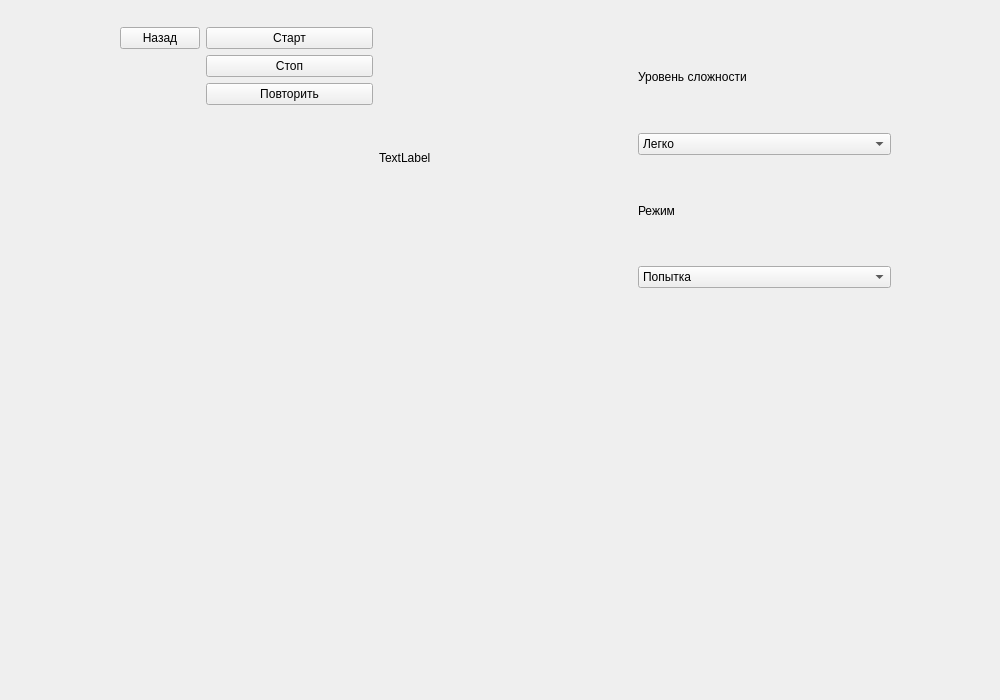
Qt form src/gui/exercises/exercisewithtileswidget.ui (TFed555/music_trainer) before a commit.
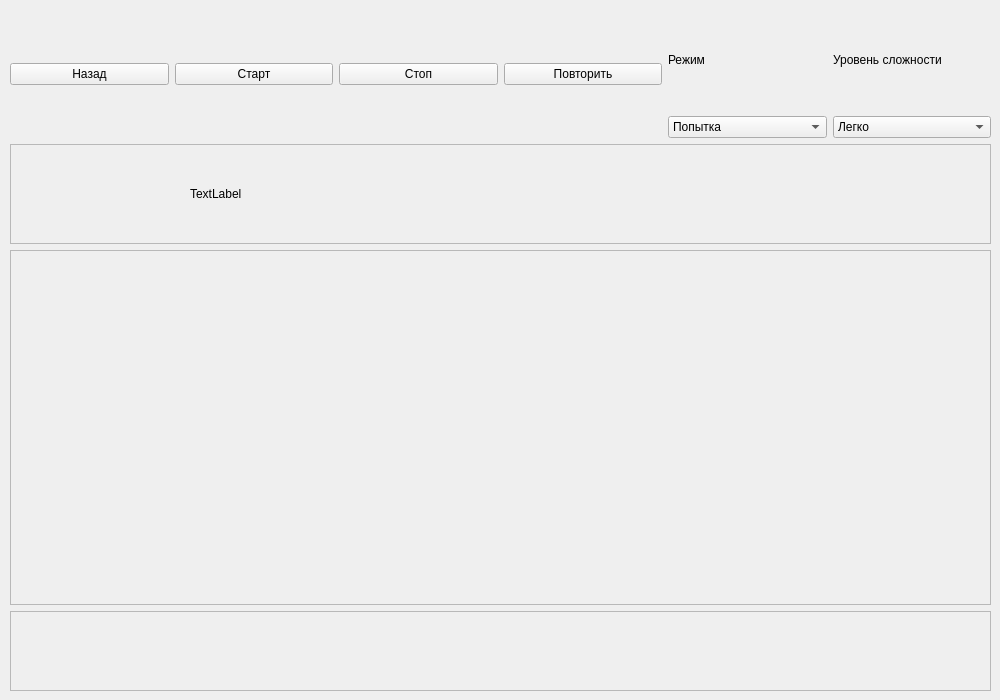
The same form after that commit.

What changed in the file:
```diff
--- a/src/gui/exercises/exercisewithtileswidget.ui
+++ b/src/gui/exercises/exercisewithtileswidget.ui
@@ -13,129 +13,206 @@
   <property name="windowTitle">
    <string>Form</string>
   </property>
-  <widget class="QWidget" name="horizontalLayoutWidget">
+  <widget class="QWidget" name="verticalLayoutWidget">
    <property name="geometry">
     <rect>
-     <x>120</x>
-     <y>300</y>
-     <width>771</width>
-     <height>181</height>
+     <x>10</x>
+     <y>10</y>
+     <width>981</width>
+     <height>681</height>
     </rect>
    </property>
-   <layout class="QHBoxLayout" name="horizontalLayout"/>
-  </widget>
-  <widget class="QLabel" name="tipLabel">
-   <property name="geometry">
-    <rect>
-     <x>320</x>
-     <y>580</y>
-     <width>311</width>
-     <height>20</height>
-    </rect>
-   </property>
-   <property name="text">
-    <string/>
-   </property>
-  </widget>
-  <widget class="QWidget" name="horizontalLayoutWidget_2">
-   <property name="geometry">
-    <rect>
-     <x>120</x>
-     <y>27</y>
-     <width>771</width>
-     <height>261</height>
-    </rect>
-   </property>
-   <layout class="QHBoxLayout" name="horizontalLayout_2">
+   <layout class="QVBoxLayout" name="verticalLayout_7">
     <item>
-     <layout class="QFormLayout" name="formLayout">
-      <item row="0" column="0">
-       <widget class="QPushButton" name="backBtn">
-        <property name="text">
-         <string>Назад</string>
-        </property>
-       </widget>
-      </item>
-      <item row="0" column="1">
-       <layout class="QVBoxLayout" name="manageLayout">
+     <layout class="QHBoxLayout" name="manageLayout">
+      <item>
+       <layout class="QHBoxLayout" name="horizontalLayout_5">
         <item>
-         <widget class="QPushButton" name="startBtn">
+         <widget class="QPushButton" name="backBtn">
           <property name="text">
-           <string>Старт</string>
+           <string>Назад</string>
           </property>
          </widget>
         </item>
-        <item>
-         <widget class="QPushButton" name="stopBtn">
-          <property name="text">
-           <string>Стоп</string>
-          </property>
-         </widget>
-        </item>
-        <item>
-         <widget class="QPushButton" name="replayBtn">
-          <property name="text">
-           <string>Повторить</string>
-          </property>
-         </widget>
-        </item>
        </layout>
       </item>
-     </layout>
-    </item>
-    <item>
-     <widget class="QLabel" name="descriptionLabel">
-      <property name="text">
-       <string>TextLabel</string>
-      </property>
-     </widget>
-    </item>
-    <item>
-     <layout class="QVBoxLayout" name="verticalLayout">
       <item>
-       <widget class="QLabel" name="difficultyLabel">
+       <widget class="QPushButton" name="startBtn">
         <property name="text">
-         <string>Уровень сложности</string>
+         <string>Старт</string>
         </property>
        </widget>
       </item>
       <item>
-       <widget class="QComboBox" name="difficultyBox">
-        <item>
-         <property name="text">
-          <string>Легко</string>
-         </property>
-        </item>
-        <item>
-         <property name="text">
-          <string>Сложно</string>
-         </property>
-        </item>
+       <widget class="QPushButton" name="stopBtn">
+        <property name="text">
+         <string>Стоп</string>
+        </property>
        </widget>
       </item>
       <item>
-       <widget class="QLabel" name="modeLabel">
+       <widget class="QPushButton" name="replayBtn">
         <property name="text">
-         <string>Режим</string>
+         <string>Повторить</string>
         </property>
        </widget>
       </item>
       <item>
-       <widget class="QComboBox" name="modeBox">
+       <layout class="QVBoxLayout" name="verticalLayout_4">
         <item>
-         <property name="text">
-          <string>Попытка</string>
-         </property>
+         <widget class="QLabel" name="modeLabel">
+          <property name="maximumSize">
+           <size>
+            <width>16777215</width>
+            <height>100</height>
+           </size>
+          </property>
+          <property name="text">
+           <string>Режим</string>
+          </property>
+         </widget>
         </item>
         <item>
-         <property name="text">
-          <string>Ввод</string>
-         </property>
+         <widget class="QComboBox" name="modeBox">
+          <item>
+           <property name="text">
+            <string>Попытка</string>
+           </property>
+          </item>
+          <item>
+           <property name="text">
+            <string>Ввод</string>
+           </property>
+          </item>
+         </widget>
         </item>
-       </widget>
+       </layout>
       </item>
+      <item>
+       <layout class="QHBoxLayout" name="horizontalLayout_6">
+        <item>
+         <layout class="QVBoxLayout" name="verticalLayout_3">
+          <item>
+           <widget class="QLabel" name="difficultyLabel">
+            <property name="maximumSize">
+             <size>
+              <width>16777215</width>
+              <height>100</height>
+             </size>
+            </property>
+            <property name="text">
+             <string>Уровень сложности</string>
+            </property>
+           </widget>
+          </item>
+          <item>
+           <widget class="QComboBox" name="difficultyBox">
+            <item>
+             <property name="text">
+              <string>Легко</string>
+             </property>
+            </item>
+            <item>
+             <property name="text">
+              <string>Сложно</string>
+             </property>
+            </item>
+           </widget>
+          </item>
+         </layout>
+        </item>
+       </layout>
+      </item>
      </layout>
     </item>
+    <item>
+     <widget class="QFrame" name="taskCard">
+      <property name="enabled">
+       <bool>true</bool>
+      </property>
+      <property name="maximumSize">
+       <size>
+        <width>16777215</width>
+        <height>100</height>
+       </size>
+      </property>
+      <property name="frameShape">
+       <enum>QFrame::Shape::StyledPanel</enum>
+      </property>
+      <property name="frameShadow">
+       <enum>QFrame::Shadow::Raised</enum>
+      </property>
+      <widget class="QWidget" name="verticalLayoutWidget_2">
+       <property name="geometry">
+        <rect>
+         <x>180</x>
+         <y>10</y>
+         <width>561</width>
+         <height>80</height>
+        </rect>
+       </property>
+       <layout class="QVBoxLayout" name="verticalLayout">
+        <item>
+         <widget class="QLabel" name="descriptionLabel">
+          <property name="text">
+           <string>TextLabel</string>
+          </property>
+         </widget>
+        </item>
+       </layout>
+      </widget>
+     </widget>
+    </item>
+    <item>
+     <widget class="QFrame" name="card_3">
+      <property name="frameShape">
+       <enum>QFrame::Shape::StyledPanel</enum>
+      </property>
+      <property name="frameShadow">
+       <enum>QFrame::Shadow::Raised</enum>
+      </property>
+      <widget class="QWidget" name="horizontalLayoutWidget">
+       <property name="geometry">
+        <rect>
+         <x>20</x>
+         <y>0</y>
+         <width>941</width>
+         <height>211</height>
+        </rect>
+       </property>
+       <layout class="QHBoxLayout" name="horizontalLayout"/>
+      </widget>
+     </widget>
+    </item>
+    <item>
+     <widget class="QFrame" name="card_2">
+      <property name="maximumSize">
+       <size>
+        <width>16777215</width>
+        <height>80</height>
+       </size>
+      </property>
+      <property name="frameShape">
+       <enum>QFrame::Shape::StyledPanel</enum>
+      </property>
+      <property name="frameShadow">
+       <enum>QFrame::Shadow::Raised</enum>
+      </property>
+      <widget class="QLabel" name="tipLabel">
+       <property name="geometry">
+        <rect>
+         <x>240</x>
+         <y>10</y>
+         <width>521</width>
+         <height>51</height>
+        </rect>
+       </property>
+       <property name="text">
+        <string/>
+       </property>
+      </widget>
+     </widget>
+    </item>
    </layout>
   </widget>
  </widget>
```
